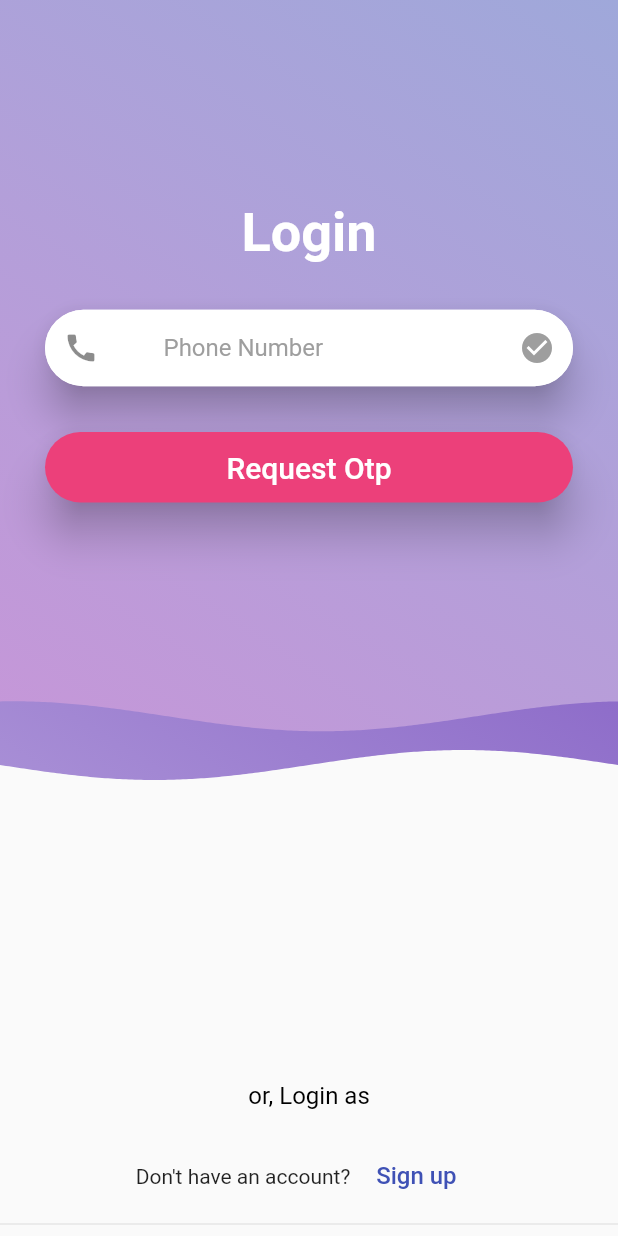
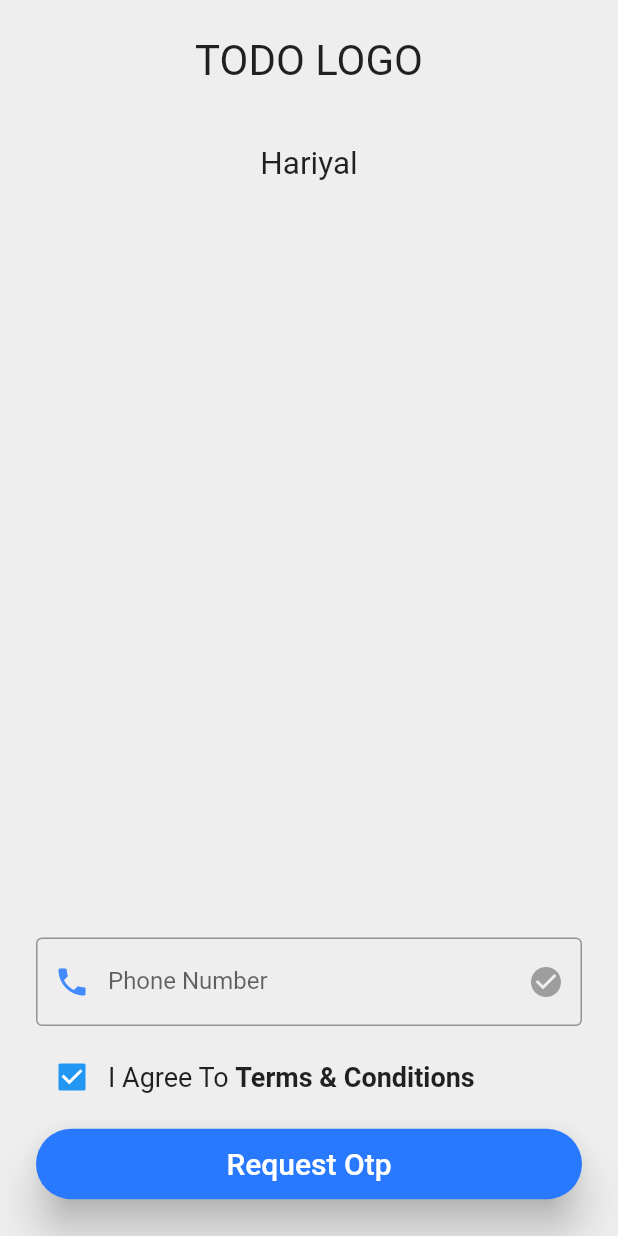
Before and after one commit to thestackdev/project-hariyal, a Flutter app: the screen it shows after launch, after a tap on "Request Otp", on a phone screen of 412 x 824 dp. Run offline on Flutter 3.47's test engine with Material 2 defaults, Android fonts, the phone set to English and light mode, and no system bars; drawn by our look-alikes of wave; our stand-ins replace cached_network_image, cloud_firestore, firebase_auth, flutter_phoenix, flutter_spinkit, fluttertoast and 3 more; accounts and stored records are empty; Roboto replaces fonts that are missing (Ubuntu); project files that could hold a hidden picture were left out.

Commit message:
Cleaned up Sign-In & Re-designed Sign-In & Optimise Sign-In
Signed-off-by: GauthamAsir <gauthamasir@gmail.com>

```diff
--- a/lib/screens/signin.dart
+++ b/lib/screens/signin.dart
@@ -1,10 +1,11 @@
-import 'package:cloud_firestore/cloud_firestore.dart';
 import 'package:firebase_auth/firebase_auth.dart';
+import 'package:flutter/cupertino.dart';
 import 'package:flutter/material.dart';
 import 'package:flutter/services.dart';
+import 'package:flutter_spinkit/flutter_spinkit.dart';
+import 'package:otp_text_field/otp_field.dart';
+import 'package:otp_text_field/style.dart';
 import 'package:the_project_hariyal/utils.dart';
-import 'package:wave/config.dart';
-import 'package:wave/wave.dart';
 
 class Signin extends StatefulWidget {
   @override
@@ -12,172 +13,96 @@ class Signin extends StatefulWidget {
 }
 
 class _SigninState extends State<Signin> {
-  final _controller = new TextEditingController();
-  final _codeController = new TextEditingController();
+  final _phoneController = new TextEditingController();
   var suffixColor = Colors.grey;
-  bool _isOpen = false;
+  bool isLoading = false, showOtp = false, acceptTermsAndConditions = true;
+  String loadingText = "", otp;
 
   GlobalKey<_SigninState> _scaffoldKey = GlobalKey<_SigninState>();
+
+  void setLoading(bool value) {
+    if (mounted) {
+      setState(() {
+        if (value) {
+          isLoading = true;
+        } else {
+          isLoading = false;
+        }
+      });
+    }
+  }
+
+  void setLoadingText(String text) {
+    if (mounted) {
+      setState(() {
+        loadingText = text;
+      });
+    }
+  }
 
   void login() {
     FirebaseAuth _auth = FirebaseAuth.instance;
 
-    if (_controller.text.length == 10) {
-      _showDialog(text: 'Authenticating');
+    if (!acceptTermsAndConditions) {
+      Utils().toast(context, 'Accept to terms & conditions to continue');
+    }
+
+    if (_phoneController.text.length == 10) {
+      setLoading(true);
+      setLoadingText('Requesting Otp');
       try {
-        Firestore.instance
-            .collection('customers')
-            .where('phoneNumber', isEqualTo: _controller.text)
-            .getDocuments()
-            .then((value) {
-          if (value.documents.length != 0) {
-            _hideDialog();
-            _showDialog(text: 'Requesting Otp');
         _auth.verifyPhoneNumber(
-              phoneNumber: '+91' + _controller.text,
+          phoneNumber: '+91' + _phoneController.text,
           timeout: Duration(seconds: 60),
           verificationCompleted: (AuthCredential credential) {
             signIn(credential);
           },
           verificationFailed: (AuthException exception) {
-                _hideDialog();
+            setLoading(false);
             Utils().toast(_scaffoldKey.currentContext, exception.message,
                 bgColor: Colors.red[800], textColor: Colors.white);
           },
           codeSent: (String verificationId, [int forceResendingToken]) {
-                _hideDialog();
-                if (mounted) {
             setState(() {
-                    _isOpen = true;
+              showOtp = true;
             });
-                }
-                showDialog(
-                    context: _scaffoldKey.currentContext,
-                    barrierDismissible: false,
-                    builder: (context) {
-                      return AlertDialog(
-                        title: Text("Enter the code"),
-                        content: Column(
-                          mainAxisSize: MainAxisSize.min,
-                          children: <Widget>[
-                            TextField(
-                              controller: _codeController,
-                              maxLength: 6,
-                              keyboardType: TextInputType.number,
-                              inputFormatters: <TextInputFormatter>[
-                                WhitelistingTextInputFormatter.digitsOnly
-                              ],
-                            ),
-                          ],
-                        ),
-                        actions: <Widget>[
-                          FlatButton(
-                              child: Text("Confirm"),
-                              textColor: Colors.white,
-                              color: Colors.blue,
-                              onPressed: () async {
-                                if (_codeController.text.length != 6) {
-                                  Utils().toast(
-                                    _scaffoldKey.currentContext,
-                                    'Enter valid code',
-                                  );
-                                } else {
-                                  _hideDialog();
-                                  _showDialog(text: "Signing in");
-                                  final code = _codeController.text.trim();
-                                  _codeController.text = "";
-                                  AuthCredential credential =
-                                      PhoneAuthProvider.getCredential(
-                                          verificationId: verificationId,
-                                          smsCode: code);
+            setLoading(false);
+            if (otp.length == 6) {
+              AuthCredential credential = PhoneAuthProvider.getCredential(
+                  verificationId: verificationId, smsCode: otp);
               signIn(credential);
             }
-                              })
-                        ],
-                      );
-                    });
           },
           codeAutoRetrievalTimeout: null,
         );
-          } else {
-            _hideDialog();
-            Utils().toast(context, 'No user Found with this credintials');
-          }
-        });
+      } on PlatformException catch (e) {
+        setLoading(false);
+        print(e.details);
+        Utils().toast(context, e.message);
       } catch (e) {
-        _hideDialog();
+        setLoading(false);
         Utils().toast(context, e.toString());
       }
     }
   }
 
   signIn(AuthCredential credential) async {
+    setLoading(true);
+    setLoadingText("Signing In");
     try {
       await FirebaseAuth.instance.signInWithCredential(credential);
-      _hideDialog();
+      setLoading(false);
     } catch (e) {
+      setLoading(false);
       Utils()
           .toast(_scaffoldKey.currentContext, 'Wrong Otp', bgColor: Colors.red);
     }
   }
 
-  Future<bool> _showDialog({String text}) async {
-    setState(() {
-      _isOpen = true;
-    });
-
-    return (await showDialog(
-      context: _scaffoldKey.currentContext,
-      barrierDismissible: false,
-      builder: (context) => WillPopScope(
-        onWillPop: () {},
-        child: AlertDialog(
-          elevation: 0,
-          backgroundColor: Colors.transparent,
-          title: Wrap(
-            crossAxisAlignment: WrapCrossAlignment.center,
-            alignment: WrapAlignment.center,
-            children: [
-              Container(
-                padding: EdgeInsets.all(24),
-                color: Colors.black12,
-                child: Column(
-                  crossAxisAlignment: CrossAxisAlignment.center,
-                  mainAxisAlignment: MainAxisAlignment.center,
-                  mainAxisSize: MainAxisSize.min,
-                  children: [
-                    CircularProgressIndicator(),
-                    SizedBox(
-                      height: 10,
-                    ),
-                    Text(
-                      text != null && text.isNotEmpty ? text : 'Loading',
-                      textScaleFactor: 1.2,
-                      style: TextStyle(color: Colors.white),
-                    )
-                  ],
-                ),
-              )
-            ],
-          ),
-        ),
-      ),
-    ));
-  }
-
-  void _hideDialog() {
-    if (_isOpen) {
-      Navigator.of(_scaffoldKey.currentContext).pop(true);
-      setState(() {
-        _isOpen = false;
-      });
-    }
-  }
-
   @override
   void initState() {
-    _controller.addListener(() {
-      if (_controller.text.length == 10) {
+    _phoneController.addListener(() {
+      if (_phoneController.text.length == 10) {
         setState(() {
           suffixColor = Colors.green;
         });
@@ -193,93 +118,127 @@ class _SigninState extends State<Signin> {
 
   @override
   void dispose() {
-    _controller.dispose();
+    _phoneController.dispose();
     super.dispose();
   }
 
   @override
   Widget build(BuildContext context) {
     return Scaffold(
+      backgroundColor: Colors.grey.shade200,
       key: _scaffoldKey,
       body: SafeArea(
+        child: Padding(
+          padding: EdgeInsets.all(24),
           child: Stack(
-          children: [
-            Container(
-                height: 650,
-                child: RotatedBox(
-                  quarterTurns: 2,
-                  child: WaveWidget(
-                    config: CustomConfig(
-                      gradients: [
-                        [Colors.deepPurple, Colors.deepPurple.shade200],
-                        [Colors.indigo.shade200, Colors.purple.shade200],
-                      ],
-                      durations: [19440, 10800],
-                      heightPercentages: [0.20, 0.25],
-                      blur: MaskFilter.blur(BlurStyle.solid, 10),
-                      gradientBegin: Alignment.bottomLeft,
-                      gradientEnd: Alignment.topRight,
-                    ),
-                    waveAmplitude: 0,
-                    size: Size(
-                      double.infinity,
-                      double.infinity,
+            children: <Widget>[
+              isLoading
+                  ? Column(
+                mainAxisAlignment: MainAxisAlignment.center,
+                crossAxisAlignment: CrossAxisAlignment.center,
+                children: <Widget>[
+                  Center(
+                    child: SpinKitWave(
+                      color: Colors.blueAccent,
+                      size: 50.0,
                     ),
                   ),
-                )),
-            ListView(children: [
-              Container(
-                  height: 500,
-                  child: Column(
-                      mainAxisAlignment: MainAxisAlignment.center,
-                      children: <Widget>[
-                        Text("Login",
+                  SizedBox(
+                    height: 20,
+                  ),
+                  Text(
+                    loadingText,
                     textAlign: TextAlign.center,
-                            style: TextStyle(
-                                color: Colors.white,
-                                fontWeight: FontWeight.bold,
-                                fontSize: 36.0)),
-                        Card(
-                          margin: EdgeInsets.only(left: 30, right: 30, top: 30),
-                          elevation: 11,
-                          shape: RoundedRectangleBorder(
-                              borderRadius:
-                                  BorderRadius.all(Radius.circular(40))),
-                          child: TextFormField(
-                            controller: _controller,
+                    textScaleFactor: 1.2,
+                  )
+                ],
+              )
+                  : showOtp ? buildOtpView() : buildLoginUI()
+            ],
+          ),
+        ),
+      ),
+    );
+  }
+
+  Widget buildLoginUI() {
+    return Column(
+      children: [
+        Text(
+          'TODO LOGO',
+          textScaleFactor: 2,
+        ),
+        SizedBox(
+          height: 40,
+        ),
+        Text(
+          'Hariyal',
+          textScaleFactor: 1.5,
+        ),
+        Expanded(
+          child: Align(
+              alignment: FractionalOffset.bottomCenter,
+              child: TextField(
+                  controller: _phoneController,
                   keyboardType: TextInputType.number,
                   inputFormatters: <TextInputFormatter>[
                     WhitelistingTextInputFormatter.digitsOnly
                   ],
-                            decoration: InputDecoration(
-                                prefixIcon: Icon(Icons.call),
-                                prefix: Text(
-                                  '+91 ',
-                                  style: TextStyle(color: Colors.black),
+                  decoration: new InputDecoration(
+                    border: new OutlineInputBorder(),
+                    hintText: 'Phone Number',
+                    labelText: 'Phone Number',
+                    prefixIcon: const Icon(
+                      Icons.phone,
+                      color: Colors.blueAccent,
                     ),
+                    prefixText: '+91  ',
                     suffixIcon: Icon(
                       Icons.check_circle,
                       color: suffixColor,
                     ),
-                                hintText: "Phone Number",
-                                hintStyle: TextStyle(color: Colors.grey),
-                                filled: true,
-                                fillColor: Colors.white,
-                                border: OutlineInputBorder(
-                                  borderSide: BorderSide.none,
-                                  borderRadius:
-                                      BorderRadius.all(Radius.circular(40.0)),
+                  ))),
         ),
-                                contentPadding: EdgeInsets.symmetric(
-                                    horizontal: 20.0, vertical: 16.0)),
+        SizedBox(
+          height: 10,
         ),
+        Row(
+          crossAxisAlignment: CrossAxisAlignment.center,
+          mainAxisAlignment: MainAxisAlignment.start,
+          children: <Widget>[
+            Checkbox(
+              onChanged: (bool value) {
+                setState(() {
+                  acceptTermsAndConditions = value;
+                });
+              },
+              value: acceptTermsAndConditions,
+            ),
+            Text(
+              'I Agree To ',
+              style: TextStyle(fontSize: 18),
+            ),
+            FlatButton(
+              padding: EdgeInsets.all(0),
+              onPressed: () {},
+              child: Text(
+                'Terms & Conditions',
+                style: TextStyle(fontSize: 18, fontWeight: FontWeight.bold),
+              ),
+            )
+          ],
+        ),
+        SizedBox(
+          height: 10,
         ),
         Container(
-                          width: MediaQuery.of(context).size.width,
-                          margin: EdgeInsets.all(30.0),
+          width: MediaQuery
+              .of(context)
+              .size
+              .width,
           child: RaisedButton(
             padding: EdgeInsets.symmetric(vertical: 12.0),
-                            color: Colors.pink[400],
+            color: Colors.blueAccent[400],
             onPressed: () {
               login();
             },
@@ -291,49 +250,102 @@ class _SigninState extends State<Signin> {
             ),
             child: Text(
               "Request Otp",
-                              style:
-                                  TextStyle(color: Colors.white, fontSize: 20),
+              style: TextStyle(color: Colors.white, fontSize: 20),
+            ),
+          ),
+        )
+      ],
+    );
+  }
+
+  Widget buildOtpView() {
+    return Column(
+      children: <Widget>[
+        SizedBox(
+          height: 40,
+        ),
+        Text(
+          'ENTER OTP',
+          textScaleFactor: 1.5,
+        ),
+        SizedBox(
+          height: 20,
+        ),
+        Text(
+          'We have sent a one time verification code to your phone number ${_phoneController
+              .text}',
+          textScaleFactor: 1.5,
+          textAlign: TextAlign.center,
+        ),
+        FlatButton(
+          onPressed: () {
+            setState(() {
+              showOtp = false;
+            });
+          },
+          textColor: Colors.blueAccent,
+          child: Text(
+            'Change Number',
+            textScaleFactor: 1.5,
+            textAlign: TextAlign.center,
+          ),
+        ),
+        SizedBox(
+          height: 40,
+        ),
+        OTPTextField(
+          length: 6,
+          width: MediaQuery
+              .of(context)
+              .size
+              .width - 48,
+          fieldWidth: 40,
+          style: TextStyle(fontSize: 18),
+          textFieldAlignment: MainAxisAlignment.spaceAround,
+          fieldStyle: FieldStyle.box,
+          keyboardType: TextInputType.number,
+          onCompleted: (pin) {
+            if (pin.length != 6) {
+              Utils().toast(
+                _scaffoldKey.currentContext,
+                'Enter valid code',
+              );
+              return;
+            }
+            setState(() {
+              otp = pin;
+            });
+          },
+        ),
+        Expanded(
+          child: Align(
+            alignment: Alignment.bottomCenter,
+            child: Container(
+              width: MediaQuery
+                  .of(context)
+                  .size
+                  .width,
+              child: RaisedButton(
+                padding: EdgeInsets.symmetric(vertical: 12.0),
+                color: Colors.blueAccent[400],
+                onPressed: () {
+                  login();
+                },
+                elevation: 12,
+                shape: RoundedRectangleBorder(
+                  borderRadius: BorderRadius.all(
+                    Radius.circular(40.0),
+                  ),
+                ),
+                child: Text(
+                  "Resend Otp",
+                  style: TextStyle(color: Colors.white, fontSize: 20),
                 ),
               ),
             ),
-                      ]))
-            ]),
-            SizedBox(
-              height: 100,
-            ),
-            Align(
-              alignment: Alignment.bottomCenter,
-              child: Column(
-                mainAxisAlignment: MainAxisAlignment.end,
-                children: <Widget>[
-                  Text(
-                    "or, Login as",
-                    style: TextStyle(color: Colors.black, fontSize: 16),
-                  ),
-                  SizedBox(
-                    height: 20.0,
-                  ),
-                  Row(
-                    mainAxisAlignment: MainAxisAlignment.center,
-                    children: <Widget>[
-                      Text("Don't have an account?"),
-                      FlatButton(
-                        child: Text(
-                          "Sign up",
-                          style: TextStyle(fontSize: 16),
-                        ),
-                        textColor: Colors.indigo,
-                        onPressed: () {},
-                      )
-                    ],
-                  ),
-                  Divider()
-                ],
           ),
         )
       ],
-        ),
-      ),
     );
   }
 }
--- a/pubspec.yaml
+++ b/pubspec.yaml
@@ -29,7 +29,6 @@ dependencies:
   date_time_format:
   catcher:
   image:
-  wave:
   geocoder:
   font_awesome_flutter:
   email_validator:
@@ -38,6 +37,7 @@ dependencies:
   photo_view:
   intl:
   splashscreen:
+  otp_text_field:
 
   #Using Old version to avoid errors
   cached_network_image: ^2.0.0
```
Also changed, not shown: pubspec.lock. Lines whose indentation alone changed are shown as unchanged.
